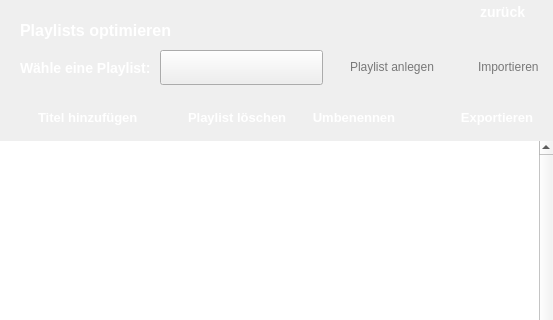
First picture: the form in playlistoptimizewindow.ui, repository xxmicloxx/GSPlayerQT, before the edit; both pictures show x 0 to 553 and y 0 to 320 of the 553 by 600 pixel window.
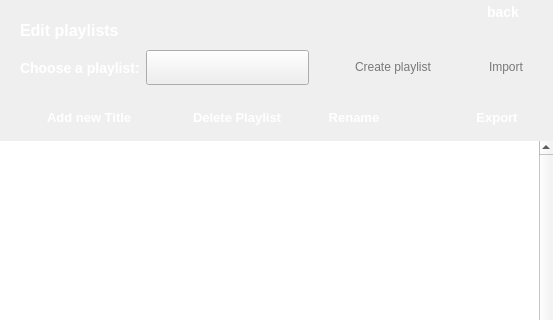
Second picture: the form after the edit. Icons and pictures are not drawn. Custom widgets are drawn as their Qt base class.

```diff
--- a/playlistoptimizewindow.ui
+++ b/playlistoptimizewindow.ui
@@ -11,7 +11,7 @@
    </rect>
   </property>
   <property name="windowTitle">
-   <string>GSP - Playlist optimieren</string>
+   <string>GSP - Edit playlist</string>
   </property>
   <property name="styleSheet">
    <string notr="true">#btnPlay {
@@ -181,7 +181,7 @@
      </rect>
     </property>
     <property name="text">
-     <string>Playlists optimieren</string>
+     <string>Edit playlists</string>
     </property>
    </widget>
    <widget class="QLabel" name="lblChoosePlaylist">
@@ -194,7 +194,7 @@
      </rect>
     </property>
     <property name="text">
-     <string>Wähle eine Playlist:</string>
+     <string>Choose a playlist:</string>
     </property>
    </widget>
    <widget class="QPushButton" name="btnBack">
@@ -213,20 +213,20 @@
    <widget class="QLabel" name="lblBtnBack">
     <property name="geometry">
      <rect>
-      <x>480</x>
+      <x>487</x>
       <y>4</y>
-      <width>62</width>
+      <width>41</width>
       <height>16</height>
      </rect>
     </property>
     <property name="text">
-     <string>zurück</string>
+     <string>back</string>
     </property>
    </widget>
    <widget class="QComboBox" name="cmbPlaylist">
     <property name="geometry">
      <rect>
-      <x>160</x>
+      <x>146</x>
       <y>50</y>
       <width>163</width>
       <height>35</height>
@@ -249,14 +249,14 @@
    <widget class="QLabel" name="lblCreatePlaylist">
     <property name="geometry">
      <rect>
-      <x>350</x>
+      <x>355</x>
       <y>59</y>
-      <width>92</width>
+      <width>81</width>
       <height>16</height>
      </rect>
     </property>
     <property name="text">
-     <string>Playlist anlegen</string>
+     <string>Create playlist</string>
     </property>
    </widget>
    <widget class="QPushButton" name="btnImport">
@@ -275,14 +275,14 @@
    <widget class="QLabel" name="lblImport">
     <property name="geometry">
      <rect>
-      <x>478</x>
+      <x>489</x>
       <y>59</y>
-      <width>64</width>
+      <width>41</width>
       <height>16</height>
      </rect>
     </property>
     <property name="text">
-     <string>Importieren</string>
+     <string>Import</string>
     </property>
    </widget>
    <widget class="QPushButton" name="btnAddTitle">
@@ -301,14 +301,14 @@
    <widget class="QLabel" name="lblAddTitle">
     <property name="geometry">
      <rect>
-      <x>38</x>
+      <x>47</x>
       <y>109</y>
-      <width>103</width>
+      <width>91</width>
       <height>16</height>
      </rect>
     </property>
     <property name="text">
-     <string>Titel hinzufügen</string>
+     <string>Add new Title</string>
     </property>
    </widget>
    <widget class="QPushButton" name="btnDeletePlaylist">
@@ -327,14 +327,14 @@
    <widget class="QLabel" name="lblDeletePlaylist">
     <property name="geometry">
      <rect>
-      <x>188</x>
+      <x>193</x>
       <y>109</y>
-      <width>99</width>
+      <width>91</width>
       <height>16</height>
      </rect>
     </property>
     <property name="text">
-     <string>Playlist löschen</string>
+     <string>Delete Playlist</string>
     </property>
    </widget>
    <widget class="QPushButton" name="btnRename">
@@ -347,7 +347,7 @@
      </rect>
     </property>
     <property name="text">
-     <string>Umbenennen</string>
+     <string>Rename</string>
     </property>
    </widget>
    <widget class="QPushButton" name="btnPlay">
@@ -373,7 +373,7 @@
      </rect>
     </property>
     <property name="text">
-     <string>Exportieren</string>
+     <string>Export</string>
     </property>
    </widget>
    <widget class="DragDropList" name="lstItems">
```
